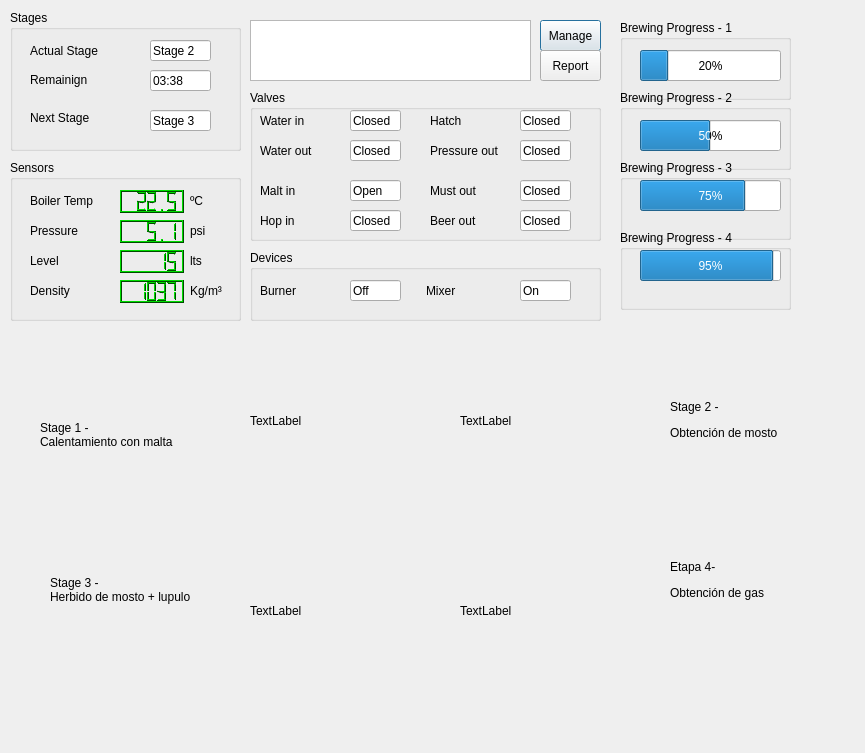
martinvol/CIMII-tp_practica, file Brewer.ui: the form before one commit.
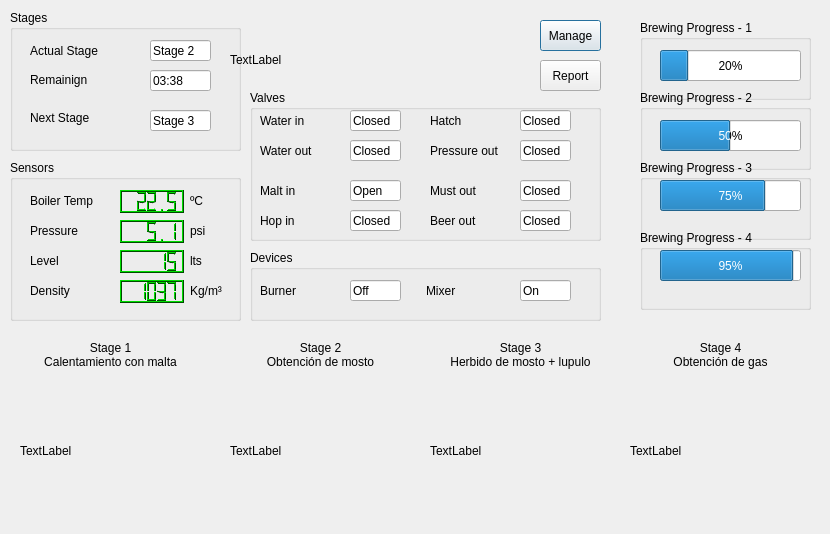
The form after the commit.

Commit message: Updated to match a smaller screen. Added logo

The edit to the form file:
```diff
--- a/Brewer.ui
+++ b/Brewer.ui
@@ -6,8 +6,8 @@
    <rect>
     <x>0</x>
     <y>0</y>
-    <width>865</width>
-    <height>753</height>
+    <width>830</width>
+    <height>534</height>
    </rect>
   </property>
   <property name="windowTitle">
@@ -1887,7 +1887,7 @@
   <widget class="QGroupBox" name="groupBox_2">
    <property name="geometry">
     <rect>
-     <x>620</x>
+     <x>640</x>
      <y>20</y>
      <width>171</width>
      <height>80</height>
@@ -2300,20 +2300,10 @@
     </property>
    </widget>
   </widget>
-  <widget class="QGraphicsView" name="graphicsView">
-   <property name="geometry">
-    <rect>
-     <x>250</x>
-     <y>20</y>
-     <width>281</width>
-     <height>61</height>
-    </rect>
-   </property>
-  </widget>
   <widget class="QGroupBox" name="groupBox_6">
    <property name="geometry">
     <rect>
-     <x>620</x>
+     <x>640</x>
      <y>90</y>
      <width>171</width>
      <height>80</height>
@@ -2339,7 +2329,7 @@
   <widget class="QGroupBox" name="groupBox_7">
    <property name="geometry">
     <rect>
-     <x>620</x>
+     <x>640</x>
      <y>160</y>
      <width>171</width>
      <height>80</height>
@@ -2365,7 +2355,7 @@
   <widget class="QGroupBox" name="groupBox_8">
    <property name="geometry">
     <rect>
-     <x>620</x>
+     <x>640</x>
      <y>230</y>
      <width>171</width>
      <height>80</height>
@@ -2391,8 +2381,8 @@
   <widget class="QLabel" name="label_22">
    <property name="geometry">
     <rect>
-     <x>250</x>
-     <y>350</y>
+     <x>20</x>
+     <y>380</y>
      <width>181</width>
      <height>141</height>
     </rect>
@@ -2407,8 +2397,8 @@
   <widget class="QLabel" name="label_23">
    <property name="geometry">
     <rect>
-     <x>460</x>
-     <y>350</y>
+     <x>230</x>
+     <y>380</y>
      <width>181</width>
      <height>141</height>
     </rect>
@@ -2423,8 +2413,8 @@
   <widget class="QLabel" name="label_24">
    <property name="geometry">
     <rect>
-     <x>250</x>
-     <y>540</y>
+     <x>430</x>
+     <y>380</y>
      <width>181</width>
      <height>141</height>
     </rect>
@@ -2439,8 +2429,8 @@
   <widget class="QLabel" name="label_25">
    <property name="geometry">
     <rect>
-     <x>460</x>
-     <y>540</y>
+     <x>630</x>
+     <y>380</y>
      <width>181</width>
      <height>141</height>
     </rect>
@@ -2455,60 +2445,60 @@
   <widget class="QLabel" name="label_26">
    <property name="geometry">
     <rect>
-     <x>40</x>
-     <y>410</y>
+     <x>20</x>
+     <y>330</y>
      <width>181</width>
      <height>51</height>
     </rect>
    </property>
    <property name="text">
-    <string>&lt;html&gt;&lt;head/&gt;&lt;body&gt;&lt;p&gt;Stage 1 -&lt;br/&gt;Calentamiento con malta&lt;/p&gt;&lt;/body&gt;&lt;/html&gt;</string>
+    <string>&lt;html&gt;&lt;head/&gt;&lt;body&gt;&lt;p align=&quot;center&quot;&gt;Stage 1&lt;br/&gt;Calentamiento con malta&lt;/p&gt;&lt;/body&gt;&lt;/html&gt;</string>
    </property>
   </widget>
   <widget class="QLabel" name="label_27">
    <property name="geometry">
     <rect>
-     <x>670</x>
-     <y>350</y>
+     <x>230</x>
+     <y>330</y>
      <width>181</width>
-     <height>141</height>
+     <height>51</height>
     </rect>
    </property>
    <property name="text">
-    <string>&lt;html&gt;&lt;head/&gt;&lt;body&gt;&lt;p&gt;Stage 2 - &lt;/p&gt;&lt;p&gt;Obtención de mosto&lt;/p&gt;&lt;/body&gt;&lt;/html&gt;</string>
+    <string>&lt;html&gt;&lt;head/&gt;&lt;body&gt;&lt;p align=&quot;center&quot;&gt;Stage 2&lt;br/&gt;Obtención de mosto&lt;/p&gt;&lt;/body&gt;&lt;/html&gt;</string>
    </property>
   </widget>
   <widget class="QLabel" name="label_28">
    <property name="geometry">
     <rect>
-     <x>50</x>
-     <y>520</y>
+     <x>430</x>
+     <y>330</y>
      <width>181</width>
-     <height>141</height>
+     <height>51</height>
     </rect>
    </property>
    <property name="text">
-    <string>&lt;html&gt;&lt;head/&gt;&lt;body&gt;&lt;p&gt;Stage 3 -&lt;br/&gt;Herbido de mosto + lupulo&lt;/p&gt;&lt;/body&gt;&lt;/html&gt;</string>
+    <string>&lt;html&gt;&lt;head/&gt;&lt;body&gt;&lt;p align=&quot;center&quot;&gt;Stage 3&lt;br/&gt;Herbido de mosto + lupulo&lt;/p&gt;&lt;/body&gt;&lt;/html&gt;</string>
    </property>
   </widget>
   <widget class="QLabel" name="label_29">
    <property name="geometry">
     <rect>
-     <x>670</x>
-     <y>510</y>
-     <width>121</width>
-     <height>141</height>
+     <x>630</x>
+     <y>330</y>
+     <width>181</width>
+     <height>51</height>
     </rect>
    </property>
    <property name="text">
-    <string>&lt;html&gt;&lt;head/&gt;&lt;body&gt;&lt;p&gt;Etapa 4-&lt;/p&gt;&lt;p&gt;Obtención de gas&lt;/p&gt;&lt;/body&gt;&lt;/html&gt;</string>
+    <string>&lt;html&gt;&lt;head/&gt;&lt;body&gt;&lt;p align=&quot;center&quot;&gt;Stage 4&lt;br/&gt;Obtención de gas&lt;/p&gt;&lt;/body&gt;&lt;/html&gt;</string>
    </property>
   </widget>
   <widget class="QPushButton" name="pushButton_2">
    <property name="geometry">
     <rect>
      <x>540</x>
-     <y>50</y>
+     <y>60</y>
      <width>61</width>
      <height>31</height>
     </rect>
@@ -2517,6 +2507,19 @@
     <string>Report</string>
    </property>
   </widget>
+  <widget class="QLabel" name="label_30">
+   <property name="geometry">
+    <rect>
+     <x>230</x>
+     <y>29</y>
+     <width>301</width>
+     <height>61</height>
+    </rect>
+   </property>
+   <property name="text">
+    <string>TextLabel</string>
+   </property>
+  </widget>
  </widget>
  <resources/>
  <connections/>
```
The commit also changes 6 other files.
